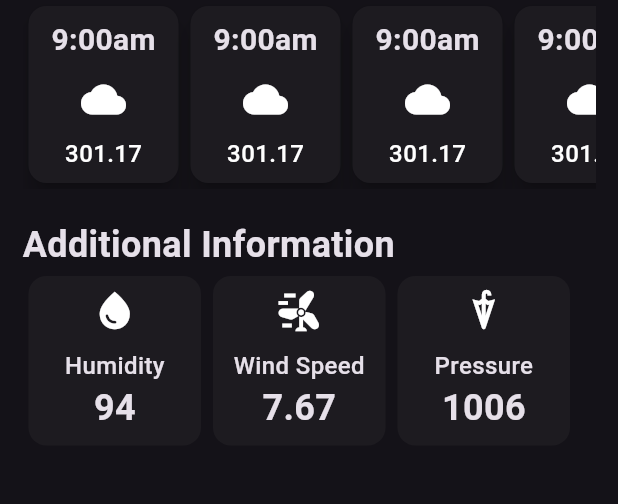
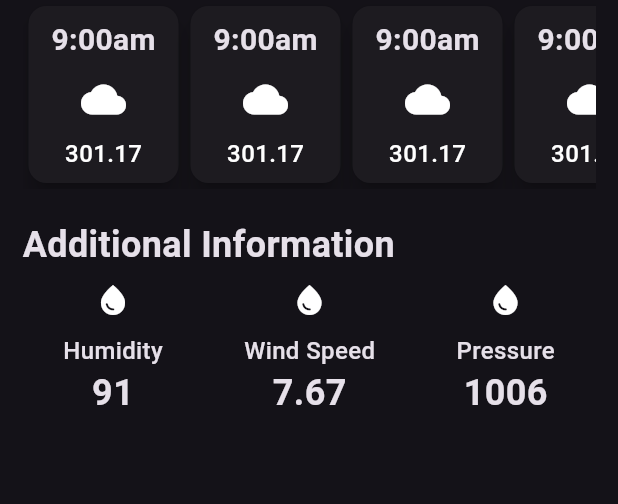
Before and after one commit to psalmistcom/weather_app_with_weatherapi, a Flutter app: the screen it shows after launch, on a phone screen of 412 x 824 dp, the part 504-1008 px from its top. Run offline on Flutter 3.47's test engine with Material 3 defaults, Android fonts, the phone set to English and light mode, and no system bars.

Commit message:
additional info code refactored

```diff
--- /dev/null
+++ b/lib/additional_info_item.dart
@@ -0,0 +1,39 @@
+import 'package:flutter/material.dart';
+
+class AddtionalInfoItem extends StatelessWidget {
+  final IconData? icon;
+  final String label;
+  final String value;
+  const AddtionalInfoItem({
+    super.key,
+    this.icon,
+    required this.label,
+    required this.value,
+  });
+
+  @override
+  Widget build(BuildContext context) {
+    return Column(
+      children: [
+        Icon(icon),
+        const SizedBox(
+          height: 10,
+        ),
+        Text(
+          label,
+          style: const TextStyle(
+            fontSize: 16,
+            fontWeight: FontWeight.w500,
+          ),
+        ),
+        Text(
+          value,
+          style: const TextStyle(
+            fontSize: 24,
+            fontWeight: FontWeight.bold,
+          ),
+        )
+      ],
+    );
+  }
+}
--- a/lib/weather_screen.dart
+++ b/lib/weather_screen.dart
@@ -1,6 +1,7 @@
 import 'dart:ui';
 
 import 'package:flutter/material.dart';
+import 'package:weather_app/additional_info_item.dart';
 import 'package:weather_app/hourly_forcast_item.dart';
 
 class WeatherScreen extends StatelessWidget {
@@ -114,109 +115,129 @@ class WeatherScreen extends StatelessWidget {
                   fontWeight: FontWeight.bold,
                 ),
               ),
-              // const SizedBox(height: 2),
-              Row(
-                crossAxisAlignment: CrossAxisAlignment.center,
+              const SizedBox(height: 8),
+              const Row(
+                mainAxisAlignment: MainAxisAlignment.spaceAround,
                 children: [
-                  Card(
-                    elevation: 0,
-                    child: Container(
-                      width: 115,
-                      padding: const EdgeInsets.all(8.0),
-                      child: const Column(
-                        children: [
-                          Icon(
-                            Icons.water_drop,
-                            size: 30,
-                          ),
-                          SizedBox(
-                            height: 10,
-                          ),
-                          Text(
-                            "Humidity",
-                            style: TextStyle(
-                              fontSize: 16,
-                              fontWeight: FontWeight.w500,
-                            ),
-                          ),
-                          Text(
-                            "94",
-                            style: TextStyle(
-                              fontSize: 24,
-                              fontWeight: FontWeight.bold,
-                            ),
-                          ),
-                        ],
-                      ),
-                    ),
+                  AddtionalInfoItem(
+                    icon: Icons.water_drop,
+                    label: "Humidity",
+                    value: "91",
                   ),
-                  //wind speed
-                  Card(
-                    elevation: 0,
-                    child: Container(
-                      width: 115,
-                      padding: const EdgeInsets.all(8.0),
-                      child: const Column(
-                        children: [
-                          Icon(
-                            Icons.wind_power,
-                            size: 30,
-                          ),
-                          SizedBox(
-                            height: 10,
-                          ),
-                          Text(
-                            "Wind Speed",
-                            style: TextStyle(
-                              fontSize: 16,
-                              fontWeight: FontWeight.w500,
-                            ),
-                          ),
-                          Text(
-                            "7.67",
-                            style: TextStyle(
-                              fontSize: 24,
-                              fontWeight: FontWeight.bold,
-                            ),
-                          ),
-                        ],
-                      ),
-                    ),
+                  AddtionalInfoItem(
+                    icon: Icons.water_drop,
+                    label: "Wind Speed",
+                    value: "7.67",
                   ),
-                  Card(
-                    elevation: 0,
-                    child: Container(
-                      width: 115,
-                      padding: const EdgeInsets.all(8.0),
-                      child: const Column(
-                        children: [
-                          Icon(
-                            Icons.umbrella,
-                            size: 30,
-                          ),
-                          SizedBox(
-                            height: 10,
-                          ),
-                          Text(
-                            "Pressure",
-                            style: TextStyle(
-                              fontSize: 16,
-                              fontWeight: FontWeight.w500,
-                            ),
-                          ),
-                          Text(
-                            "1006",
-                            style: TextStyle(
-                              fontSize: 24,
-                              fontWeight: FontWeight.bold,
-                            ),
-                          ),
-                        ],
-                      ),
-                    ),
+                  AddtionalInfoItem(
+                    icon: Icons.water_drop,
+                    label: "Pressure",
+                    value: "1006",
                   ),
                 ],
               ),
+              // Row(
+              //   crossAxisAlignment: CrossAxisAlignment.center,
+              //   children: [
+              //     Card(
+              //       elevation: 0,
+              //       child: Container(
+              //         width: 115,
+              //         padding: const EdgeInsets.all(8.0),
+              //         child: const Column(
+              //           children: [
+              //             Icon(
+              //               Icons.water_drop,
+              //               size: 30,
+              //             ),
+              //             SizedBox(
+              //               height: 10,
+              //             ),
+              //             Text(
+              //               "Humidity",
+              //               style: TextStyle(
+              //                 fontSize: 16,
+              //                 fontWeight: FontWeight.w500,
+              //               ),
+              //             ),
+              //             Text(
+              //               "94",
+              //               style: TextStyle(
+              //                 fontSize: 24,
+              //                 fontWeight: FontWeight.bold,
+              //               ),
+              //             ),
+              //           ],
+              //         ),
+              //       ),
+              //     ),
+              //     //wind speed
+              //     Card(
+              //       elevation: 0,
+              //       child: Container(
+              //         width: 115,
+              //         padding: const EdgeInsets.all(8.0),
+              //         child: const Column(
+              //           children: [
+              //             Icon(
+              //               Icons.wind_power,
+              //               size: 30,
+              //             ),
+              //             SizedBox(
+              //               height: 10,
+              //             ),
+              //             Text(
+              //               "Wind Speed",
+              //               style: TextStyle(
+              //                 fontSize: 16,
+              //                 fontWeight: FontWeight.w500,
+              //               ),
+              //             ),
+              //             Text(
+              //               "7.67",
+              //               style: TextStyle(
+              //                 fontSize: 24,
+              //                 fontWeight: FontWeight.bold,
+              //               ),
+              //             ),
+              //           ],
+              //         ),
+              //       ),
+              //     ),
+              //     Card(
+              //       elevation: 0,
+              //       child: Container(
+              //         width: 115,
+              //         padding: const EdgeInsets.all(8.0),
+              //         child: const Column(
+              //           children: [
+              //             Icon(
+              //               Icons.umbrella,
+              //               size: 30,
+              //             ),
+              //             SizedBox(
+              //               height: 10,
+              //             ),
+              //             Text(
+              //               "Pressure",
+              //               style: TextStyle(
+              //                 fontSize: 16,
+              //                 fontWeight: FontWeight.w500,
+              //               ),
+              //             ),
+              //             Text(
+              //               "1006",
+              //               style: TextStyle(
+              //                 fontSize: 24,
+              //                 fontWeight: FontWeight.bold,
+              //               ),
+              //             ),
+              //           ],
+              //         ),
+              //       ),
+              //     ),
+              //   ],
+              // ),
             ],
           ),
         ),
```
